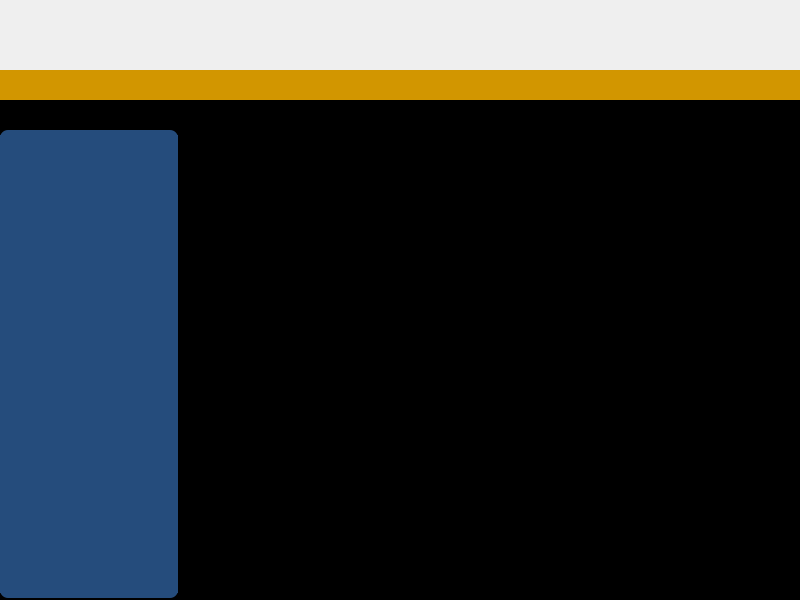
This is ui/mainwindow.ui in 15903016222/Voice as Qt 5 draws it before an edit. The edited form follows.
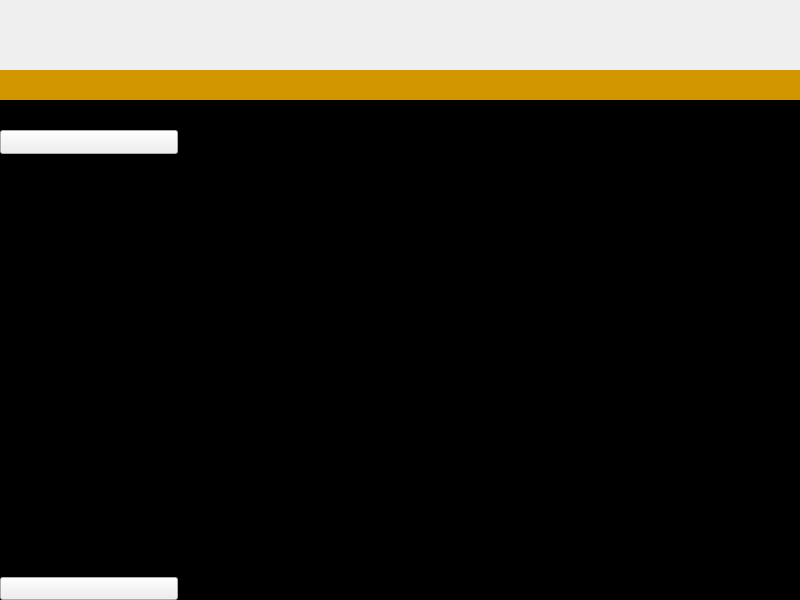
This is the edited form. Icons and pictures are not drawn. Custom widgets are drawn as their Qt base class.

Commit message: Updated: 修复一二级菜单的透明度调节，并修改透明度的初始值为100；

Diff of the .ui file:
```diff
--- a/ui/mainwindow.ui
+++ b/ui/mainwindow.ui
@@ -143,7 +143,7 @@
               <number>0</number>
              </property>
              <property name="bottomMargin">
-              <number>2</number>
+              <number>0</number>
              </property>
              <property name="spacing">
               <number>0</number>
@@ -151,11 +151,7 @@
              <item row="0" column="0">
               <widget class="QWidget" name="widget" native="true">
                <property name="styleSheet">
-                <string notr="true">QWidget#widget
-{
-    background-color:rgb(37, 76, 124);
-    border-radius:8px;
-}</string>
+                <string notr="true"/>
                </property>
                <layout class="QVBoxLayout" name="verticalLayout_2" stretch="1,18,1">
                 <property name="spacing">
@@ -165,22 +161,16 @@
                  <number>0</number>
                 </property>
                 <property name="topMargin">
-                 <number>5</number>
+                 <number>0</number>
                 </property>
                 <property name="rightMargin">
                  <number>0</number>
                 </property>
                 <property name="bottomMargin">
-                 <number>5</number>
+                 <number>0</number>
                 </property>
                 <item>
                  <widget class="QFrame" name="frame_up">
-                  <property name="frameShape">
-                   <enum>QFrame::NoFrame</enum>
-                  </property>
-                  <property name="frameShadow">
-                   <enum>QFrame::Raised</enum>
-                  </property>
                   <layout class="QHBoxLayout" name="horizontalLayout_2">
                    <property name="spacing">
                     <number>0</number>
@@ -206,9 +196,7 @@
                       </sizepolicy>
                      </property>
                      <property name="styleSheet">
-                      <string notr="true">background-color: rgb(37, 76, 124);
-border:none;
-</string>
+                      <string notr="true"/>
                      </property>
                      <property name="text">
                       <string/>
@@ -279,7 +267,7 @@
                         <x>0</x>
                         <y>0</y>
                         <width>178</width>
-                        <height>412</height>
+                        <height>423</height>
                        </rect>
                       </property>
                      </widget>
@@ -290,13 +278,7 @@
                 </item>
                 <item>
                  <widget class="QFrame" name="frame_down">
-                  <property name="frameShape">
-                   <enum>QFrame::NoFrame</enum>
-                  </property>
-                  <property name="frameShadow">
-                   <enum>QFrame::Raised</enum>
-                  </property>
-                  <layout class="QHBoxLayout" name="horizontalLayout_3" stretch="4">
+                  <layout class="QHBoxLayout" name="horizontalLayout_3">
                    <property name="spacing">
                     <number>0</number>
                    </property>
@@ -321,9 +303,7 @@
                       </sizepolicy>
                      </property>
                      <property name="styleSheet">
-                      <string notr="true">background-color: rgb(37, 76, 124);
-border:none;
-</string>
+                      <string notr="true"/>
                      </property>
                      <property name="text">
                       <string/>
```
The commit also changes 2 other files.
